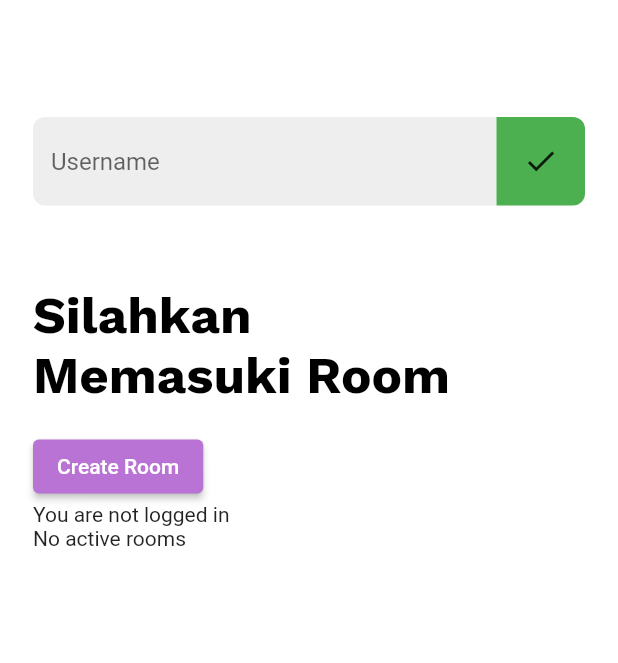
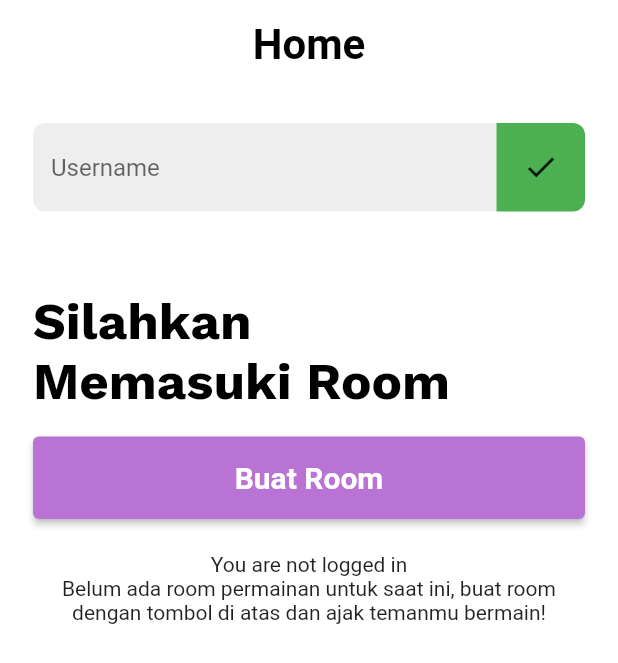
Before and after one commit to indmind/quipan, a Flutter app: the screen it shows after launch, on a phone screen of 412 x 824 dp. Shown: the top 663 px of the screen. Run offline on Flutter 3.47's test engine with Material 2 defaults, Android fonts, the phone set to English and light mode, and no system bars; our stand-ins replace cloud_firestore, dartz, entry, equatable, firebase_auth, firebase_core and 6 more; missing offline and left inert: username_gen; accounts and stored records are empty; network calls fail.

Commit message:
Room list design

```diff
--- a/lib/data/repositories/room_repository.dart
+++ b/lib/data/repositories/room_repository.dart
@@ -171,7 +171,7 @@
     try {
       final snapshot = await _firestore.rooms
           .where('playerUIDs', arrayContains: userUID)
-          .where('status', isNotEqualTo: 'closed')
+          .where('status', isNotEqualTo: 'ended')
           .get();
 
       if (snapshot.docs.isNotEmpty) {
--- a/lib/main.dart
+++ b/lib/main.dart
@@ -1,5 +1,6 @@
 import 'package:firebase_core/firebase_core.dart';
 import 'package:flutter/material.dart';
+import 'package:flutter/services.dart';
 import 'package:flutter_riverpod/flutter_riverpod.dart';
 import 'package:get/get.dart';
 import 'package:google_fonts/google_fonts.dart';
@@ -29,13 +30,19 @@
           headline4: TextStyle(color: kTextColor, fontWeight: FontWeight.bold),
         )),
         appBarTheme: const AppBarTheme(
+          toolbarHeight: 60,
           color: kBackgroundColor,
           elevation: 0,
           foregroundColor: kTextColor,
           centerTitle: true,
           titleTextStyle: TextStyle(
-            fontSize: 24,
+            fontSize: 28,
             fontWeight: FontWeight.bold,
+            color: kTextColor,
+          ),
+          systemOverlayStyle: SystemUiOverlayStyle(
+            statusBarColor: kPrimaryColor,
+            statusBarIconBrightness: Brightness.dark,
           ),
         ),
         elevatedButtonTheme: ElevatedButtonThemeData(
--- a/lib/presentation/constants/colors.dart
+++ b/lib/presentation/constants/colors.dart
@@ -1,5 +1,6 @@
 import 'package:flutter/material.dart';
 
 const kPrimaryColor = Color(0xFFB873D4);
+const kPrimaryLightColor = Color(0xFFF6E6FD);
 const kBackgroundColor = Colors.white;
 const kTextColor = Colors.black;
--- a/lib/presentation/screens/home_screen.dart
+++ b/lib/presentation/screens/home_screen.dart
@@ -1,3 +1,4 @@
+import 'package:entry/entry.dart';
 import 'package:flutter/material.dart';
 import 'package:flutter_hooks/flutter_hooks.dart';
 import 'package:get/get.dart';
@@ -7,6 +8,7 @@
 import 'package:quizpancasila/presentation/controllers/room_controller.dart';
 import 'package:quizpancasila/presentation/screens/lobby_screen.dart';
 import 'package:quizpancasila/presentation/widgets/quiz_room_item.dart';
+import 'package:responsive_grid/responsive_grid.dart';
 
 class HomeScreen extends HookWidget {
   const HomeScreen({Key? key}) : super(key: key);
@@ -37,7 +39,9 @@
         appBar: AppBar(
           title: const Text('Home'),
         ),
-        body: Padding(
+        body: Column(
+          children: [
+            Padding(
               padding: const EdgeInsets.all(22.0),
               child: Column(
                 crossAxisAlignment: CrossAxisAlignment.start,
@@ -81,8 +85,8 @@
                         child: IconButton(
                           onPressed: authController?.name != displayName.value
                               ? () async {
-                              final controller =
-                                  context.read(authControllerProvider.notifier);
+                                  final controller = context
+                                      .read(authControllerProvider.notifier);
 
                                   await controller.updateDisplayName(
                                       displayNameController.text);
@@ -117,38 +121,78 @@
                     style: Get.textTheme.headline4,
                   ),
                   const SizedBox(height: 17),
-              ElevatedButton(
+                  SizedBox(
+                    width: double.infinity,
+                    child: ElevatedButton(
+                      style: ElevatedButton.styleFrom(
+                        textStyle: Get.textTheme.headline6!.copyWith(
+                          fontWeight: FontWeight.bold,
+                        ),
+                        padding: const EdgeInsets.symmetric(
+                          vertical: 16,
+                        ),
+                      ),
                       onPressed: () {
                         final controller =
                             context.read(roomControllerProvider.notifier);
                         controller.createRoom();
                       },
-                child: const Text('Create Room'),
-              ),
-              if (lobbyController.message != null)
-                Text(lobbyController.message!),
-              if (roomController.message != null) Text(roomController.message!),
-              if (roomController.openRooms.isEmpty)
-                Text('No active rooms'.tr)
-              else
-                ListView.builder(
-                  itemCount: roomController.openRooms.length,
-                  shrinkWrap: true,
-                  physics: const NeverScrollableScrollPhysics(),
-                  padding: const EdgeInsets.symmetric(horizontal: 20),
-                  itemBuilder: (context, index) => QuizRoomItem(
-                    quizRoom: roomController.openRooms[index],
-                    onTap: () {
-                      final controller =
-                          context.read(lobbyControllerProvider.notifier);
-
-                      controller.joinRoom(roomController.openRooms[index].id);
-                    },
+                      child: const Text('Buat Room'),
                     ),
                   ),
                 ],
               ),
             ),
+            if (lobbyController.message != null) Text(lobbyController.message!),
+            if (roomController.message != null) Text(roomController.message!),
+            if (roomController.openRooms.isEmpty)
+              Padding(
+                padding: const EdgeInsets.symmetric(horizontal: 22.0),
+                child: Text(
+                  'Belum ada room permainan untuk saat ini, buat room dengan tombol di atas dan ajak temanmu bermain! '
+                      .tr,
+                  textAlign: TextAlign.center,
+                ),
+              )
+            else
+              Expanded(
+                child: ResponsiveGridList(
+                  desiredItemWidth: 134.0,
+                  minSpacing: 22.0,
+                  children: roomController.openRooms
+                      .map(
+                        (room) => Entry.all(
+                          child: QuizRoomItem(
+                            quizRoom: room,
+                            onTap: () {
+                              final controller = context
+                                  .read(lobbyControllerProvider.notifier);
+
+                              controller.joinRoom(room.id);
+                            },
+                          ),
+                        ),
+                      )
+                      .toList(),
+                ),
+              ),
+            // ListView.builder(
+            //   itemCount: roomController.openRooms.length,
+            //   shrinkWrap: true,
+            //   physics: const NeverScrollableScrollPhysics(),
+            //   padding: const EdgeInsets.symmetric(horizontal: 20),
+            //   itemBuilder: (context, index) => QuizRoomItem(
+            //     quizRoom: roomController.openRooms[index],
+            //     onTap: () {
+            //       final controller =
+            //           context.read(lobbyControllerProvider.notifier);
+
+            //       controller.joinRoom(roomController.openRooms[index].id);
+            //     },
+            //   ),
+            // ),
+          ],
+        ),
       ),
     );
   }
--- a/pubspec.yaml
+++ b/pubspec.yaml
@@ -30,6 +30,7 @@
   cloud_firestore: ^2.5.3
   cupertino_icons: ^1.0.2
   dartz: ^0.10.0
+  entry: ^0.0.6
   equatable: ^2.0.3
   firebase_auth: ^3.1.3
   firebase_core: ^1.7.0
@@ -40,6 +41,7 @@
   google_fonts: ^2.1.0
   hooks_riverpod: ^0.14.0+5
   json_annotation: ^4.3.0
+  responsive_grid: ^2.0.0
   username_gen: ^1.0.4
 
 dev_dependencies:
```
Also changed, not shown: lib/presentation/widgets/quiz_room_item.dart (+27 -9 lines), pubspec.lock. Lines whose indentation alone changed are shown as unchanged.
